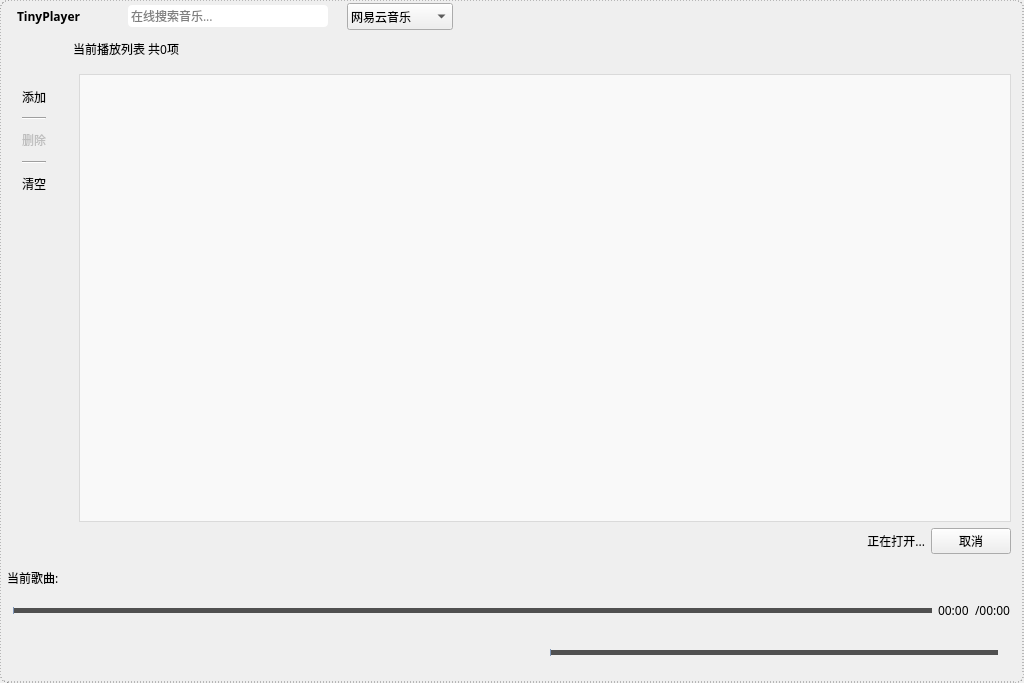
Old version of the form src/playerwindow.ui in the repository Remaker01/TinyPlayer.
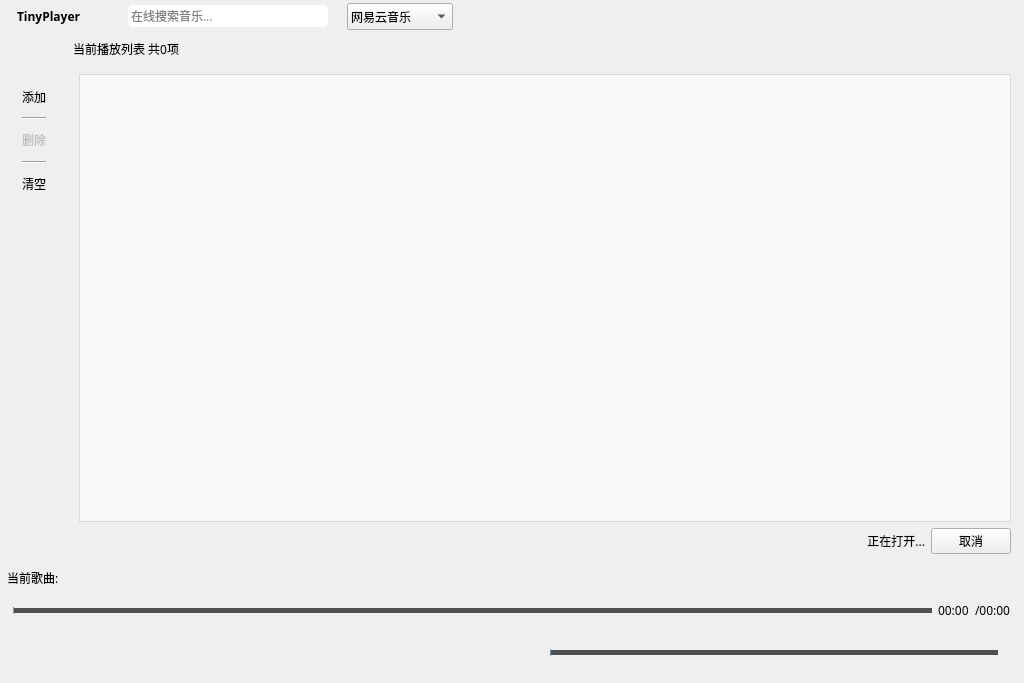
New version of the form. Icons and pictures are not drawn. Custom widgets are drawn as their Qt base class.

Diff of the .ui file:
```diff
--- a/src/playerwindow.ui
+++ b/src/playerwindow.ui
@@ -37,18 +37,14 @@
    <string>TinyPlayer</string>
   </property>
   <property name="styleSheet">
-   <string notr="true">QWidget#PlayerWindow{
-border:1px dashed gray;
-border-radius:8px;
-}
-QSlider::handle:horizontal {
+   <string notr="true">QSlider::handle:horizontal{
     border-image:url(:/Icons/images/border.png);
     width: 15px;
     height:12px;
     margin-top:-5px;
     margin-bottom:-5px;
 }
-QSlider::groove:horizontal {
+QSlider::groove:horizontal{
     border-radius:6px;
     height:5px;
     background:#505050;
```
